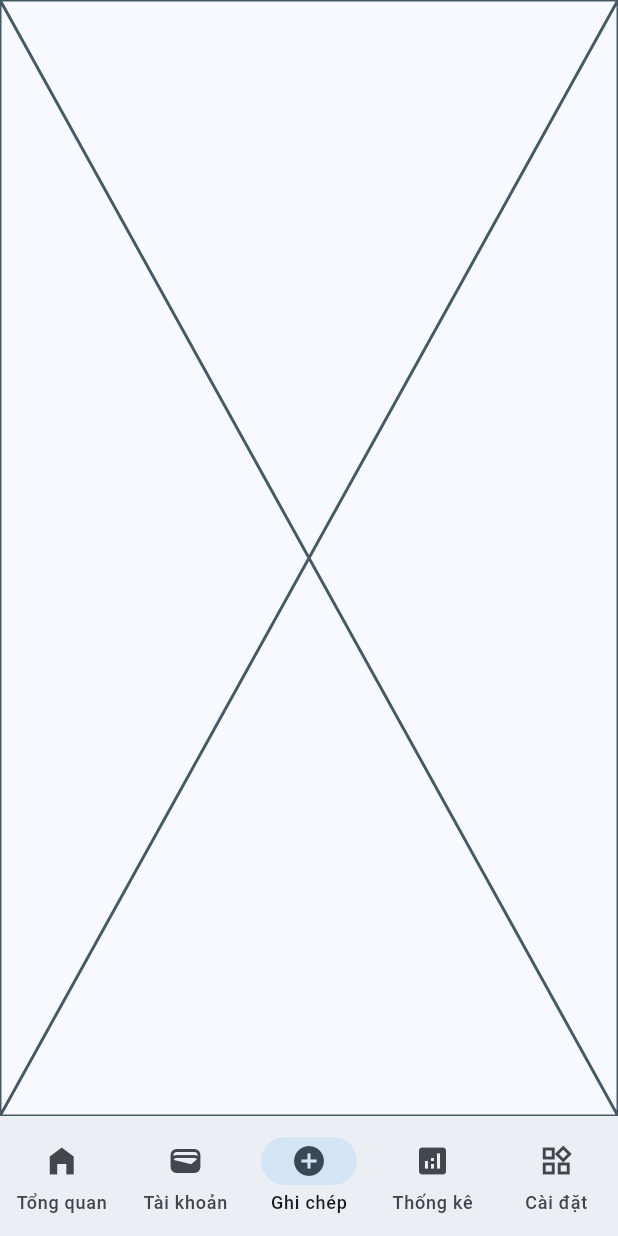
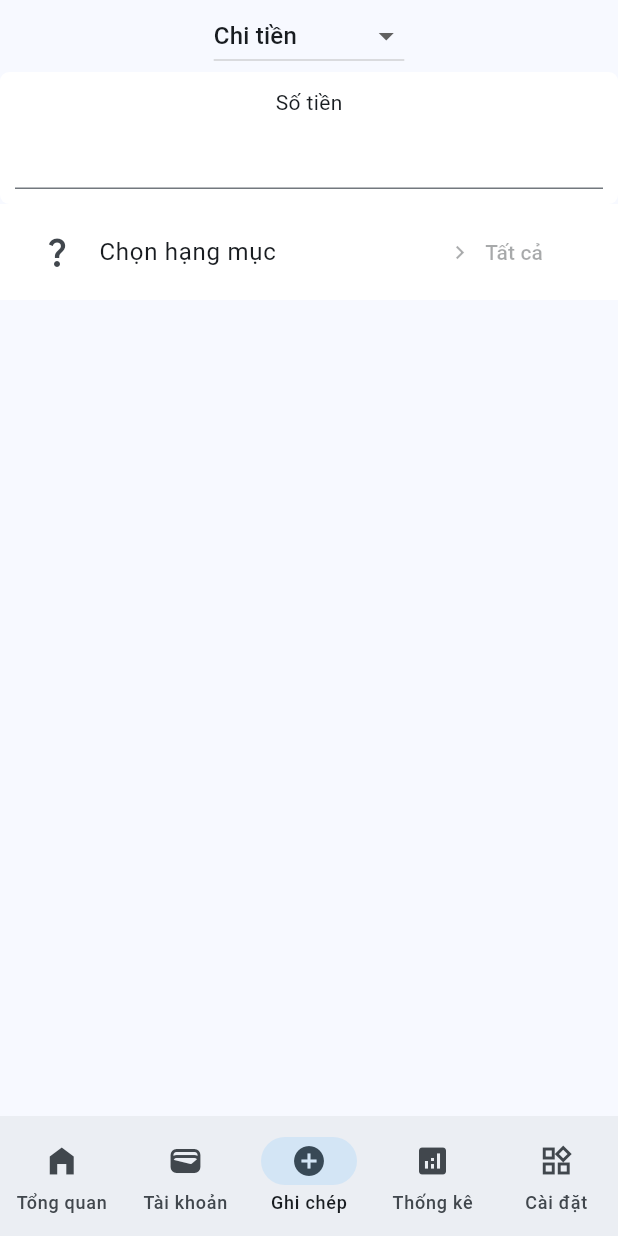
Before and after one commit to anhtuspham/MOSA, a Flutter app: the screen it shows after launch, item 3 of the bottom bar chosen, on a phone screen of 412 x 824 dp. Run offline on Flutter 3.47's test engine with Material 3 defaults, Android fonts, the phone set to English and light mode, and no system bars; our stand-ins replace fl_chart, flutter_screenutil, go_router, percent_indicator, sqflite; accounts and stored records are empty; Roboto replaces fonts that are missing (EuclidCircularA).

Commit message:
feat: add category selection screen and integrate with transaction screen

```diff
--- a/lib/router/app_router.dart
+++ b/lib/router/app_router.dart
@@ -1,6 +1,7 @@
 import 'package:flutter/material.dart';
 import 'package:go_router/go_router.dart';
 import 'package:mosa/router/app_routes.dart';
+import 'package:mosa/screens/category/category_screen.dart';
 import 'package:mosa/screens/login/login_screen.dart';
 import 'package:mosa/screens/overview/overview_screen.dart';
 import 'package:mosa/screens/setting/setting_screen.dart';
@@ -53,7 +54,8 @@ final goRouter = GoRouter(
           ])
         ]),
 
-    GoRoute(path: AppRoutes.login, name: 'login', builder: (context, state) => LoginScreen())
+    GoRoute(path: AppRoutes.login, name: 'login', builder: (context, state) => LoginScreen()),
+    GoRoute(path: AppRoutes.categoryList, name: 'categoryList', builder: (context, state) => CategoryScreen())
   ],
   errorBuilder: (context, state) {
     return Scaffold(
--- a/lib/screens/transaction/add_transaction_screen.dart
+++ b/lib/screens/transaction/add_transaction_screen.dart
@@ -1,4 +1,6 @@
-import 'package:flutter/cupertino.dart';
+import 'package:flutter/material.dart';
+import 'package:go_router/go_router.dart';
+import 'package:mosa/router/app_routes.dart';
 
 class AddTransactionScreen extends StatefulWidget {
   const AddTransactionScreen({super.key});
@@ -8,8 +10,65 @@ class AddTransactionScreen extends StatefulWidget {
 }
 
 class _AddTransactionScreenState extends State<AddTransactionScreen> {
+  late final ValueNotifier<String> _selectedType = ValueNotifier<String>('Chi tiền');
+
   @override
   Widget build(BuildContext context) {
-    return const Placeholder();
+    return Column(
+      children: [
+        DropdownButton(
+          value: _selectedType.value,
+          items: [
+            DropdownMenuItem(value: 'Chi tiền',child: Text('Chi tiền'),),
+            DropdownMenuItem(value: 'Thu tiền', child: Text('Thu tiền')),
+            DropdownMenuItem(value: 'Cho vay', child: Text('Cho vay')),
+            DropdownMenuItem(value: 'Chuyển khoản', child: Text('Chuyển khoản')),
+          ],
+          onChanged: (value) {
+            if(value != null){
+              _selectedType.value = value;
+              print('Selected: $value');
+            }
+          },
+
+        ),
+        ValueListenableBuilder(
+          valueListenable: _selectedType,
+          builder: (context, value, child) {
+            return Column(
+              children: [
+                Container(
+                  padding: EdgeInsets.all(10),
+                  decoration: BoxDecoration(color: Colors.white, borderRadius: BorderRadius.circular(6)),
+                  child: Column(children: [Text('Số tiền'), TextField(decoration: InputDecoration(suffixText: 'đ'))]),
+                ),
+                Container(
+                  padding: const EdgeInsets.symmetric(horizontal: 10, vertical: 4),
+                  decoration: BoxDecoration(color: Colors.white),
+                  child: Column(
+                    children: [
+                      InkWell(
+                        child: ListTile(
+                          leading: Icon(Icons.question_mark_outlined),
+                          trailing: TextButton.icon(
+                            onPressed: null,
+                            label: Text('Tất cả'),
+                            icon: Icon(Icons.keyboard_arrow_right),
+                          ),
+                          title: Text('Chọn hạng mục'),
+                        ),
+                        onTap: () {
+                          context.push(AppRoutes.categoryList);
+                        },
+                      ),
+                    ],
+                  ),
+                ),
+              ],
+            );
+          },
+        ),
+      ],
+    );
   }
 }
```
Also changed, not shown: lib/screens/category/category_screen.dart (added, +50 -0 lines).
